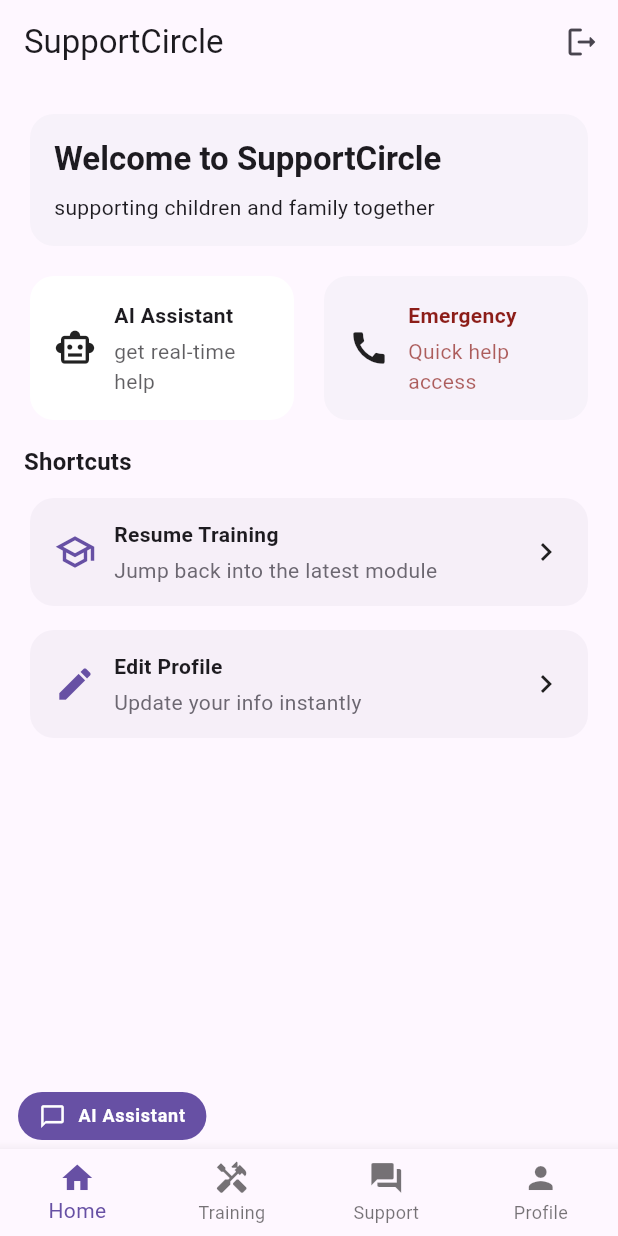
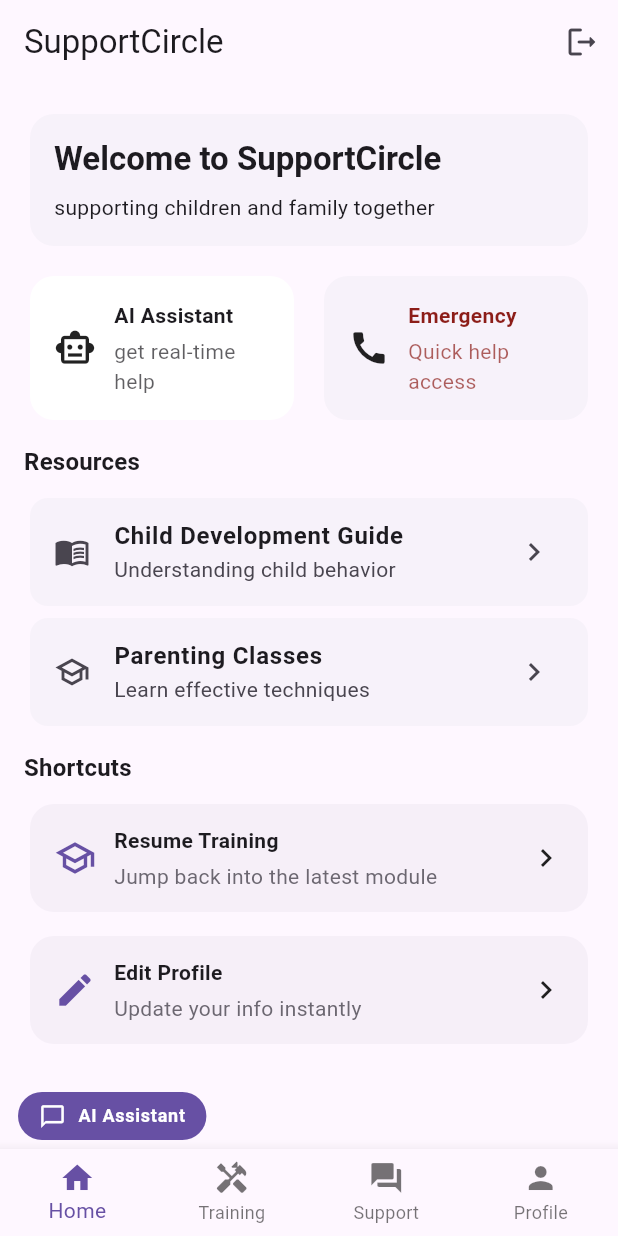
Before and after one commit to henryisacommonname/SupportCircle, a Flutter app: the screen it shows once a user with an empty profile is signed in, on a phone screen of 412 x 824 dp. Run offline on Flutter 3.47's test engine with Material 3 defaults, Android fonts, the phone set to English and light mode, and no system bars; our stand-ins replace cloud_firestore, firebase_auth, firebase_core, rxdart, video_player; accounts and stored records are empty.

Commit message:
home screen edits completed

```diff
--- a/lib/Core/Services/chatgpt_API_service.dart
+++ b/lib/Core/Services/chatgpt_API_service.dart
@@ -3,15 +3,13 @@
 import 'package:http/http.dart' as http;
 
 class ChatApiService {
-  ChatApiService(String baseUrl)
-      : _baseUri = _normalizeBase(baseUrl);
+  ChatApiService(String baseUrl) : _baseUri = _normalizeBase(baseUrl);
 
   final Uri _baseUri;
 
   static Uri _normalizeBase(String url) {
     final trimmed = url.trim();
-    final normalized =
-        trimmed.endsWith('/') ? trimmed : '$trimmed/';
+    final normalized = trimmed.endsWith('/') ? trimmed : '$trimmed/';
     return Uri.parse(normalized);
   }
 
--- a/lib/Screens/Home_Tab.dart
+++ b/lib/Screens/Home_Tab.dart
@@ -12,6 +12,10 @@
           WelcomeCard(),
           const SizedBox(height: 12),
           QuickActionsRow(),
+          const SizedBox(height: 12),
+          const SectionHeader(Title: 'Resources'),
+          const SizedBox(height: 8),
+          ..._mockResources.map((r) => ResourceCard(Resource: r)),
           const SizedBox(height: 12),
           const SectionHeader(Title: 'Shortcuts'),
           const SizedBox(height: 8),
@@ -102,7 +106,8 @@
   final IconData QAIcon;
   final String QAroute;
   final bool emph;
-  const QuickActionsCard({super.key,
+  const QuickActionsCard({
+    super.key,
     required this.title,
     required this.subtitle,
     required this.QAIcon,
@@ -224,3 +229,55 @@
     );
   }
 }
+
+class ResourceCard extends StatelessWidget {
+  final resource Resource;
+  const ResourceCard({super.key, required this.Resource});
+
+  @override
+  Widget build(BuildContext context) {
+    return Card(
+      elevation: 0,
+      child: ListTile(
+        leading: Icon(Resource.ResourceIcon),
+        onTap: () => Navigator.of(
+          context,
+        ).pushNamed("/Resources", arguments: Resource.ID),
+        title: Text(
+          Resource.Title,
+          style: const TextStyle(fontWeight: FontWeight.w700),
+        ),
+        subtitle: Text(Resource.Subtitle),
+        trailing: const Icon(Icons.chevron_right),
+      ),
+    );
+  }
+}
+
+class resource {
+  final String ID;
+  final String Title;
+  final String Subtitle;
+  final IconData ResourceIcon;
+  const resource({
+    required this.ID,
+    required this.Title,
+    required this.Subtitle,
+    required this.ResourceIcon,
+  });
+}
+
+const _mockResources = <resource>[
+  resource(
+    ID: 'child-dev-guide',
+    Title: 'Child Development Guide',
+    Subtitle: 'Understanding child behavior',
+    ResourceIcon: Icons.menu_book_outlined,
+  ),
+  resource(
+    ID: 'parenting-classes',
+    Title: 'Parenting Classes',
+    Subtitle: 'Learn effective techniques',
+    ResourceIcon: Icons.school_outlined,
+  ),
+];
--- a/lib/Screens/Training_Screen.dart
+++ b/lib/Screens/Training_Screen.dart
@@ -43,8 +43,7 @@
           }
           final modules = snap.data ?? const <TrainingModule>[];
           final completion = _completionOf(modules);
-          final pctText =
-              '${(completion * 100).round()}% of modules completed';
+          final pctText = '${(completion * 100).round()}% of modules completed';
           return ListView(
             padding: EdgeInsets.all(16),
             children: [
@@ -113,7 +112,8 @@
   final VoidCallback? onTap;
   final VoidCallback? onReview;
 
-  const TrainingModuleCard({super.key,
+  const TrainingModuleCard({
+    super.key,
     required this.module,
     required this.onTap,
     required this.onReview,
--- a/lib/Widget/Collapsable_AI_Tool.dart
+++ b/lib/Widget/Collapsable_AI_Tool.dart
@@ -132,10 +132,7 @@
   @override
   Widget build(BuildContext context) {
     final mediaSize = MediaQuery.of(context).size;
-    final panelWidth = math.min(
-      math.max(mediaSize.width * 0.42, 260.0),
-      360.0,
-    );
+    final panelWidth = math.min(math.max(mediaSize.width * 0.42, 260.0), 360.0);
 
     return Stack(
       children: [
@@ -186,9 +183,7 @@
                         horizontal: 14,
                         vertical: 10,
                       ),
-                      textStyle: Theme.of(context)
-                          .textTheme
-                          .labelMedium
+                      textStyle: Theme.of(context).textTheme.labelMedium
                           ?.copyWith(fontWeight: FontWeight.w600),
                       visualDensity: VisualDensity.compact,
                     ),
@@ -207,9 +202,7 @@
       padding: const EdgeInsets.only(right: 12),
       child: Material(
         elevation: 8,
-        borderRadius: const BorderRadius.horizontal(
-          right: Radius.circular(24),
-        ),
+        borderRadius: const BorderRadius.horizontal(right: Radius.circular(24)),
         clipBehavior: Clip.antiAlias,
         color: Theme.of(context).colorScheme.surface,
         child: Column(
@@ -321,10 +314,7 @@
 }
 
 class _MessageBubble extends StatelessWidget {
-  const _MessageBubble({
-    required this.isUser,
-    required this.text,
-  });
+  const _MessageBubble({required this.isUser, required this.text});
 
   final bool isUser;
   final String text;
```
